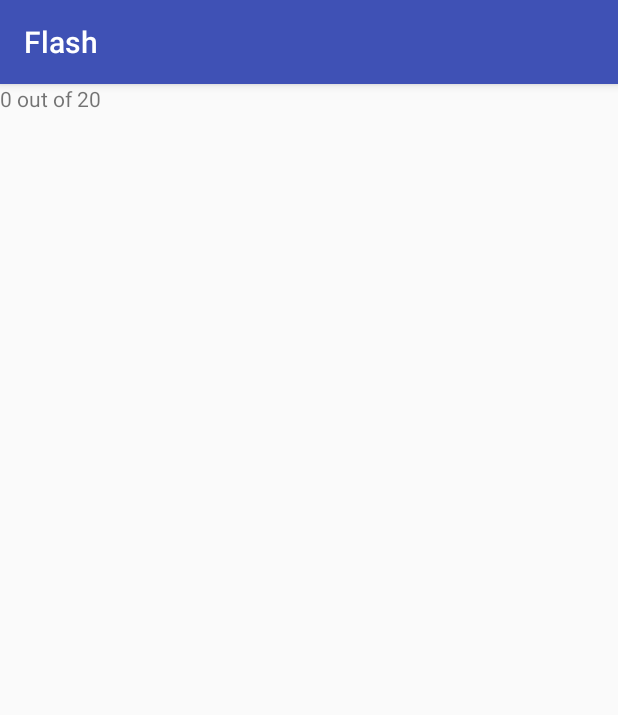
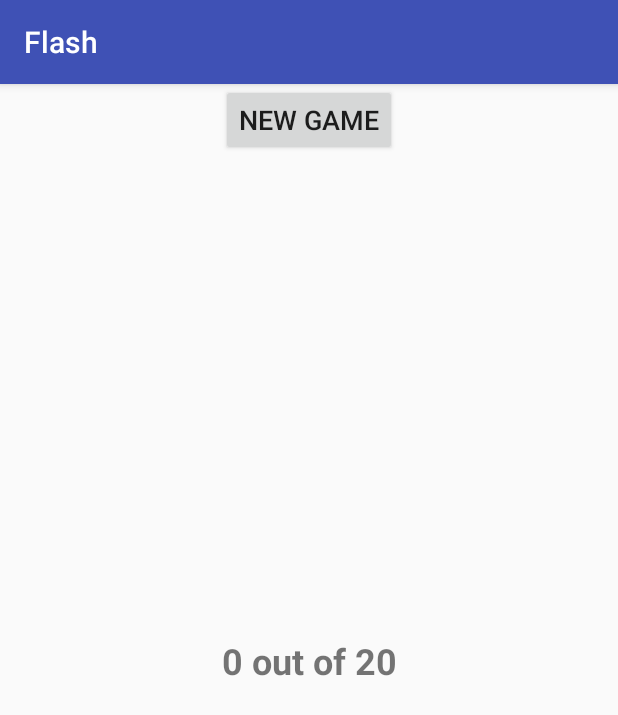
Before and after one commit to DarrenFahy/Flash, an Android app: the Main3Activity screen opened directly, with no data from a screen before it, on a phone screen of 412 x 824 dp. Shown: the top 715 px of the screen. Run offline under Robolectric (Android 15) with nearby library versions, the phone set to English and light mode, and no system bars; 4 statements that could not run were skipped.

Commit message:
More changes?

```diff
--- a/app/src/main/java/cosc150/flash/MainActivity.java
+++ b/app/src/main/java/cosc150/flash/MainActivity.java
@@ -71,14 +71,12 @@ public class MainActivity extends AppCompatActivity
                             BufferedReader in = new BufferedReader(new InputStreamReader(url.openStream()));
                             String str;
                             System.out.println("made it here!   1");
-                            //set = new Vector<FlashCard>();
 
                             while ((str = in.readLine()) != null) {
                                 List<String> fclist = Arrays.asList(str.split(","));
                                 System.out.println("Symbol " + fclist.get(0));
                                 System.out.println("Pinyin " + fclist.get(1));
                                 System.out.println("Added meaning " + fclist.get(2));
-                                //System.out.println("Size of list is "+set.size());
                                 FlashCard fc = new FlashCard(fclist.get(0), fclist.get(1), fclist.get(2));
 
                                 set.add(fc);
@@ -114,7 +112,6 @@ public class MainActivity extends AppCompatActivity
 
         EditText cardNum = (EditText) findViewById(R.id.editText2);
         String no = cardNum.getText().toString();
-        //String text = edit_text.getText.toString;
         int numCards = Integer.parseInt(no);
 
 
--- a/app/src/main/res/layout/activity_main3.xml
+++ b/app/src/main/res/layout/activity_main3.xml
@@ -10,7 +10,22 @@
         android:id="@+id/textView6"
         android:layout_width="wrap_content"
         android:layout_height="wrap_content"
-        android:text="You made it!"
-        tools:layout_editor_absoluteX="117dp"
-        tools:layout_editor_absoluteY="82dp" />
+        android:textSize="24sp"
+        android:textStyle="bold"
+        android:text="This will be the score"
+        app:layout_constraintBottom_toBottomOf="parent"
+        app:layout_constraintLeft_toLeftOf="parent"
+        app:layout_constraintRight_toRightOf="parent"
+        app:layout_constraintTop_toTopOf="parent" />
+
+    <Button
+        android:id="@+id/button"
+        android:layout_width="wrap_content"
+        android:layout_height="wrap_content"
+        android:text="New Game"
+        android:onClick="newGame"
+        android:textSize="18sp"
+        app:layout_constraintLeft_toLeftOf="parent"
+        app:layout_constraintRight_toRightOf="parent"
+        tools:layout_editor_absoluteY="325dp" />
 </android.support.constraint.ConstraintLayout>
```
Also changed, not shown: app/src/main/java/cosc150/flash/Main2Activity.java (+124 -41 lines).
